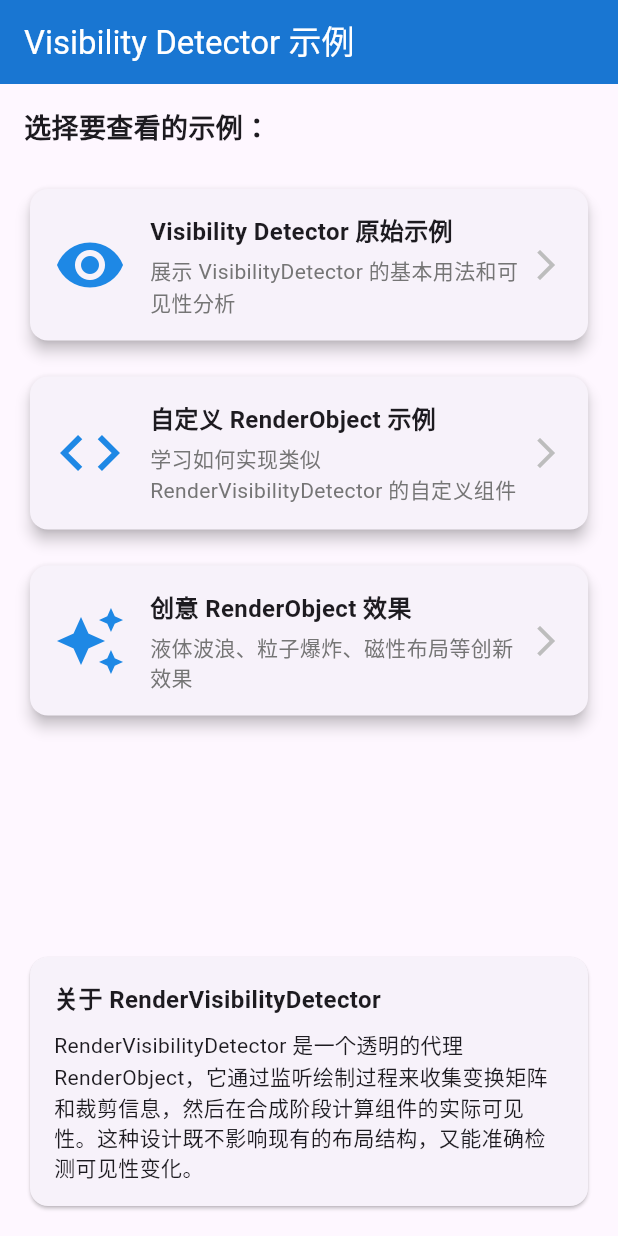
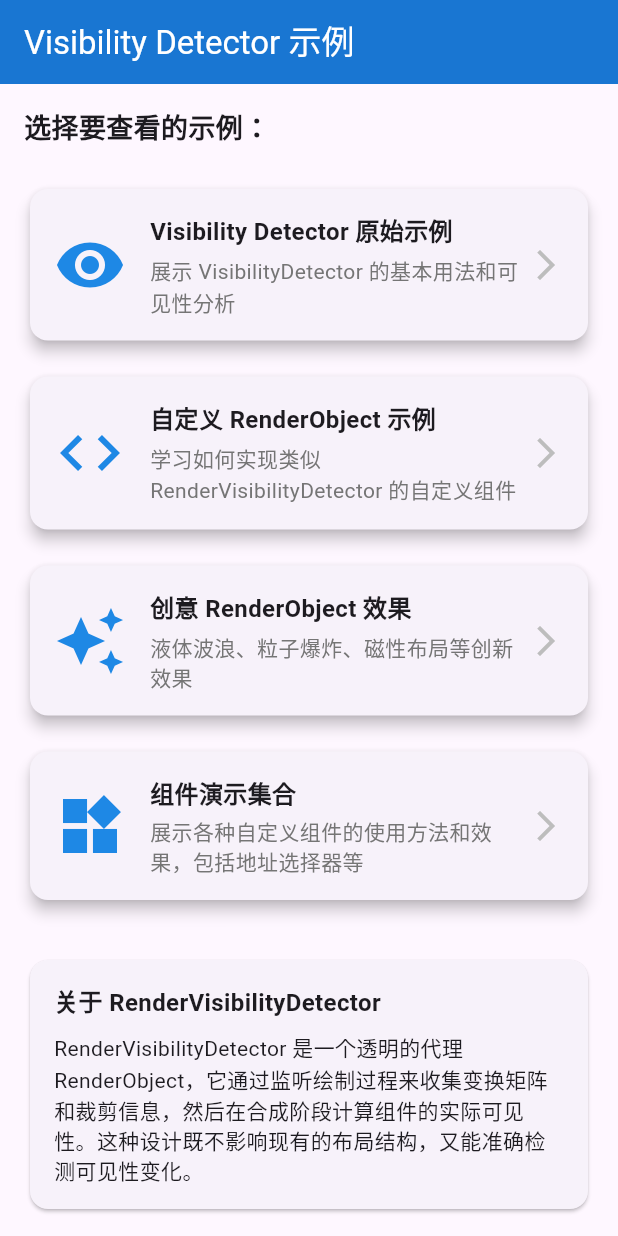
Before and after one commit to Nicholas86/visibility_detector_flutter, a Flutter app: the screen it shows after launch, on a phone screen of 412 x 824 dp. Run offline on Flutter 3.47's test engine with Material 3 defaults, Android fonts, the phone set to English and light mode, and no system bars.

Commit message:
组件演示

```diff
--- a/example/lib/main.dart
+++ b/example/lib/main.dart
@@ -11,10 +11,6 @@
 import 'visibility_analysis_page.dart';
 import 'demo_page.dart'; // 添加新的演示页面
 import 'component_demos.dart';
-import 'render_object_guide.dart';
-import 'custom_render_examples.dart';
-import 'advanced_render_example.dart';
-import 'proxy_render_example.dart';
 import 'creative_render_demo.dart';
 
 const String title = 'VisibilityDetector Demo';
@@ -82,7 +78,7 @@
         backgroundColor: Colors.blue.shade700,
         foregroundColor: Colors.white,
       ),
-      body: Padding(
+      body: SingleChildScrollView(
         padding: const EdgeInsets.all(16.0),
         child: Column(
           crossAxisAlignment: CrossAxisAlignment.stretch,
@@ -142,7 +138,24 @@
               },
             ),
 
-            const Spacer(),
+            const SizedBox(height: 16),
+
+            _buildDemoCard(
+              context,
+              title: '组件演示集合',
+              description: '展示各种自定义组件的使用方法和效果，包括地址选择器等',
+              icon: Icons.widgets,
+              onTap: () {
+                Navigator.push(
+                  context,
+                  MaterialPageRoute(
+                    builder: (context) => const ComponentDemosPage(),
+                  ),
+                );
+              },
+            ),
+
+            const SizedBox(height: 32),
 
             const Card(
               child: Padding(
@@ -169,6 +182,8 @@
                 ),
               ),
             ),
+
+            const SizedBox(height: 16),
           ],
         ),
       ),
```
